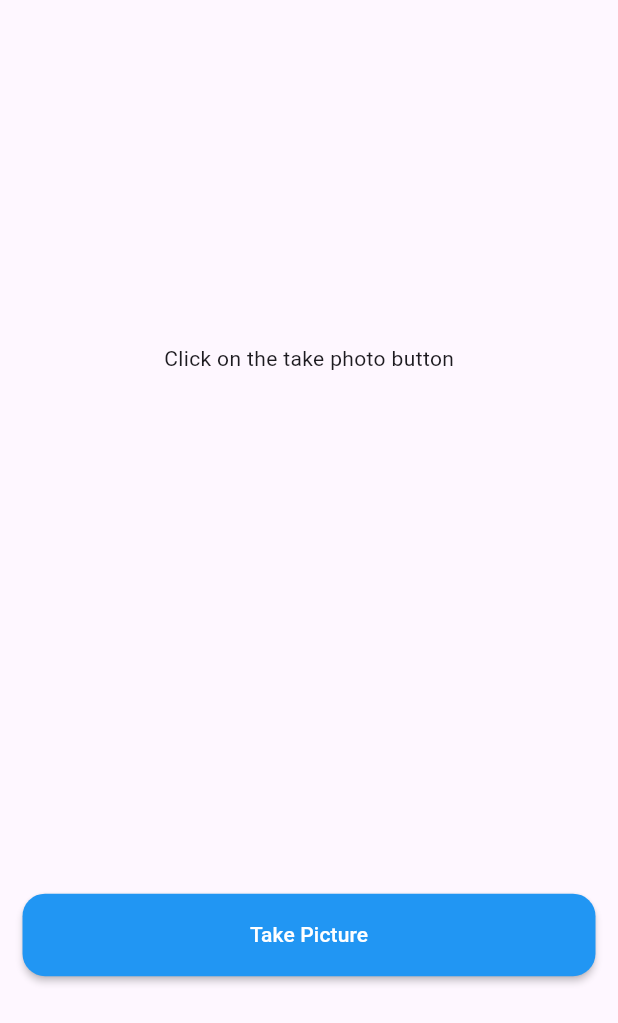
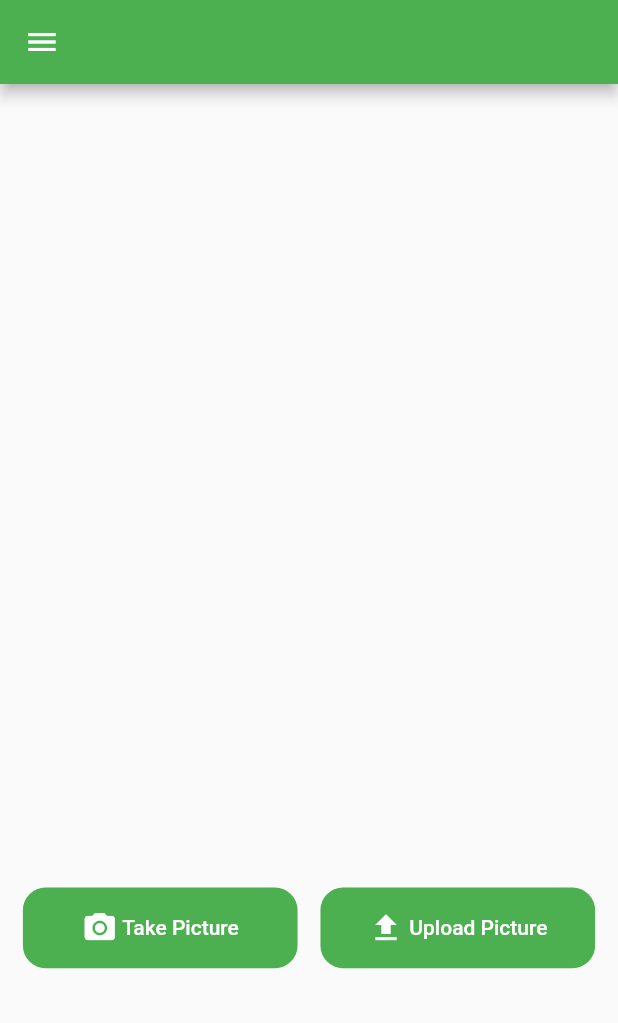
Before and after one commit to abhinavsingh9240/LeafDiseaseDetection, a Flutter app: the screen it shows after launch, on a phone screen of 412 x 824 dp. Shown: the top 1023 px of the screen. Run offline on Flutter 3.47's test engine with Material 2 defaults, Android fonts, the light colour scheme and no system bars; our stand-ins replace bloc, camera, flutter_bloc, flutter_screenutil, image_cropper.

Commit message:
Changes in UI

```diff
--- a/App/leafcare/lib/main.dart
+++ b/App/leafcare/lib/main.dart
@@ -1,13 +1,13 @@
 import 'package:flutter/material.dart';
 import 'package:flutter_bloc/flutter_bloc.dart';
-import 'package:leafcare/src/presentation/pages/camera/bloc/camera_bloc.dart';
-import 'package:leafcare/src/presentation/pages/camera/camera.dart';
-import 'package:leafcare/src/presentation/pages/home/bloc/home_bloc.dart';
-import 'package:leafcare/src/presentation/pages/home/home.dart';
-
+import 'package:flutter_screenutil/flutter_screenutil.dart';
+import 'package:leafcare/src/config/global.dart';
+import 'package:leafcare/src/config/router.dart';
+import 'package:leafcare/src/config/themes.dart';
+import 'package:leafcare/src/utils/constants.dart';
 
 void main() {
-  WidgetsFlutterBinding.ensureInitialized();
+  Global.init();
   runApp(const MyApp());
 }
 
@@ -15,27 +15,16 @@ class MyApp extends StatelessWidget {
   const MyApp({super.key});
   @override
   Widget build(BuildContext context) {
-    return MultiBlocProvider(
-      providers: [
-        BlocProvider(
-          create: (context) => HomeBloc(),
+    return ScreenUtilInit(
+      child: MultiBlocProvider(
+        providers: [...AppRouter.allBlocProviders()],
+        child: MaterialApp(
+          title: 'LeafCare',
+          theme: AppThemes.light,
+          debugShowCheckedModeBanner: false,
+          initialRoute: AppRouteStrings.home,
+          onGenerateRoute: AppRouter.onGenerateRoute,
         ),
-        BlocProvider(
-          create: (context) => CameraBloc(),
-        ),
-      ],
-      child: MaterialApp(
-        title: 'LeafCare',
-        theme: ThemeData(
-          colorScheme: ColorScheme.fromSeed(seedColor: Colors.deepPurple),
-          useMaterial3: true,
-        ),
-        debugShowCheckedModeBanner: false,
-        initialRoute: '/',
-        routes: {
-          '/': (context) => HomePage(),
-          '/camera': (context) => CameraPage(),
-        },
       ),
     );
   }
--- /dev/null
+++ b/App/leafcare/lib/src/config/global.dart
@@ -0,0 +1,7 @@
+import 'package:flutter/material.dart';
+
+class Global {
+  static init() {
+    WidgetsFlutterBinding.ensureInitialized();
+  }
+}
--- /dev/null
+++ b/App/leafcare/lib/src/config/router.dart
@@ -0,0 +1,66 @@
+// ignore_for_file: public_member_api_docs, sort_constructors_first
+import 'package:flutter/material.dart';
+import 'package:flutter_bloc/flutter_bloc.dart';
+import 'package:leafcare/src/presentation/views/camera/bloc/camera_bloc.dart';
+import 'package:leafcare/src/presentation/views/camera/camera.dart';
+import 'package:leafcare/src/presentation/views/home/bloc/home_bloc.dart';
+import 'package:leafcare/src/presentation/views/home/home.dart';
+import 'package:leafcare/src/utils/constants.dart';
+
+class AppRouter {
+  static List<AppRoute> routes() => [
+        AppRoute(
+          route: AppRouteStrings.home,
+          view: const HomePage(),
+          bloc: BlocProvider(
+            create: (context) => HomeBloc(),
+          ),
+        ),
+        AppRoute(
+          route: AppRouteStrings.camera,
+          view: const CameraPage(),
+          bloc: BlocProvider(
+            create: (context) => CameraBloc(),
+          ),
+        ),
+      ];
+
+  static MaterialPageRoute onGenerateRoute(RouteSettings settings) {
+    if (settings.name != null) {
+      var results = routes().where((element) => element.route == settings.name);
+      if (results.isNotEmpty) {
+        return MaterialPageRoute(builder: (context) => results.first.view);
+      }
+      return MaterialPageRoute(builder: (context) => const BadRoute());
+    }
+    return MaterialPageRoute(builder: (context) => const BadRoute());
+  }
+
+  static allBlocProviders() {
+    List blocProviders = [];
+    for (var i in routes()) {
+      blocProviders.add(i.bloc);
+    }
+    return blocProviders;
+  }
+}
+
+class BadRoute extends StatelessWidget {
+  const BadRoute({super.key});
+
+  @override
+  Widget build(BuildContext context) {
+    return const Scaffold();
+  }
+}
+
+class AppRoute {
+  String route;
+  Widget view;
+  dynamic bloc;
+  AppRoute({
+    required this.route,
+    required this.view,
+    required this.bloc,
+  });
+}
--- /dev/null
+++ b/App/leafcare/lib/src/config/themes.dart
@@ -0,0 +1,11 @@
+import 'package:flutter/material.dart';
+
+class AppThemes {
+  static ThemeData light = ThemeData(
+    iconTheme: IconThemeData(
+      color: Colors.white,
+
+    ),
+    textTheme: TextTheme(),
+  );
+}
--- a/App/leafcare/lib/src/presentation/pages/home/home.dart
+++ /dev/null
@@ -1,45 +0,0 @@
-import 'dart:io';
-
-import 'package:flutter/material.dart';
-import 'package:flutter_bloc/flutter_bloc.dart';
-import 'package:leafcare/src/presentation/pages/home/bloc/home_bloc.dart';
-import 'package:leafcare/src/presentation/widgets.dart';
-
-class HomePage extends StatefulWidget {
-  const HomePage({super.key});
-  @override
-  State<HomePage> createState() => _HomePageState();
-}
-
-class _HomePageState extends State<HomePage> {
-  @override
-  Widget build(BuildContext context) {
-    return Scaffold(
-      appBar: AppBar(),
-      body: BlocBuilder<HomeBloc, HomeState>(
-        builder: (context, state) {
-          List<File> images = state.images;
-          // print(images.first.path);
-          return Column(
-            mainAxisAlignment: MainAxisAlignment.spaceAround,
-            mainAxisSize: MainAxisSize.max,
-            children: [
-              (images.isNotEmpty)
-                  ? Container(
-                      height: 200,
-                      width: 200,
-                      child: Image.file(images.last),
-                    )
-                  : Container(
-                      child: const Text('Click on the take photo button'),
-                    ),
-              Center(
-                child: getImage(context),
-              ),
-            ],
-          );
-        },
-      ),
-    );
-  }
-}
--- a/App/leafcare/lib/src/presentation/pages/camera/camera.dart
+++ b/App/leafcare/lib/src/presentation/views/camera/camera.dart
@@ -2,8 +2,8 @@
 import 'package:camera/camera.dart';
 import 'package:flutter/material.dart';
 import 'package:flutter_bloc/flutter_bloc.dart';
-import 'package:leafcare/src/presentation/pages/camera/bloc/camera_bloc.dart';
-import 'package:leafcare/src/presentation/pages/home/bloc/home_bloc.dart';
+import 'package:leafcare/src/presentation/views/camera/bloc/camera_bloc.dart';
+import 'package:leafcare/src/presentation/views/home/bloc/home_bloc.dart';
 
 
 class CameraPage extends StatefulWidget {
--- a/App/leafcare/lib/src/presentation/pages/home/bloc/home_bloc.dart
+++ b/App/leafcare/lib/src/presentation/views/home/bloc/home_bloc.dart
@@ -9,14 +9,10 @@ part 'home_event.dart';
 part 'home_state.dart';
 
 class HomeBloc extends Bloc<HomeEvent, HomeState> {
-  HomeBloc() : super(HomeState(images: [])) {
+  HomeBloc() : super(HomeState()) {
     on<GetImageEvent>((event, emit) async {
-
-      List<File> images = state.images;
-      // resizeImage(xf);
-      // File f = File(await cropImage(xf));
-      images.add(event.image);
-      emit(state.copyWith(images: images));
+      emit(ImagePickState());
+      emit(ImagePickedState(images: []));
     });
   }
 
--- a/App/leafcare/lib/src/presentation/pages/home/bloc/home_state.dart
+++ b/App/leafcare/lib/src/presentation/views/home/bloc/home_state.dart
@@ -2,13 +2,21 @@
 part of 'home_bloc.dart';
 
 class HomeState {
+  HomeState();
+}
+
+class ImagePickState extends HomeState {}
+
+class ImagePickedState extends HomeState {
   List<File> images;
-  HomeState({
+  ImagePickedState({
     required this.images,
   });
 
-  HomeState copyWith({List<File>? images}) {
-    return HomeState(
+  ImagePickedState copyWith({
+    List<File>? images,
+  }) {
+    return ImagePickedState(
       images: images ?? this.images,
     );
   }
--- /dev/null
+++ b/App/leafcare/lib/src/presentation/views/home/home.dart
@@ -0,0 +1,79 @@
+import 'dart:io';
+
+import 'package:flutter/material.dart';
+import 'package:flutter_bloc/flutter_bloc.dart';
+import 'package:flutter_screenutil/flutter_screenutil.dart';
+import 'package:leafcare/src/presentation/views/home/bloc/home_bloc.dart';
+import 'package:leafcare/src/presentation/widgets/home_widgets.dart';
+import 'package:leafcare/src/utils/constants.dart';
+
+class HomePage extends StatefulWidget {
+  const HomePage({super.key});
+  @override
+  State<HomePage> createState() => _HomePageState();
+}
+
+class _HomePageState extends State<HomePage> {
+  @override
+  Widget build(BuildContext context) {
+    return Scaffold(
+      appBar: AppBar(
+        backgroundColor: Colors.green,
+      ),
+      drawer: Drawer(
+        child: Column(
+          children: [
+            Container(
+              height: 180.h,
+              color: Colors.green,
+            ),
+            drawerButton('Account', Icons.person),
+            drawerButton('Settings', Icons.settings),
+            drawerButton('Feedback', Icons.feedback),
+          ],
+        ),
+      ),
+      body: BlocConsumer<HomeBloc, HomeState>(
+        listener: (context, state) {},
+        builder: (context, state) {
+          List<File> images = [];
+          return Container(
+            width: 375.w,
+            // color: Colors.amber,
+            child: Column(
+              mainAxisAlignment: MainAxisAlignment.spaceAround,
+              mainAxisSize: MainAxisSize.max,
+              crossAxisAlignment: CrossAxisAlignment.center,
+              children: [
+                (images.isNotEmpty)
+                    ? Container(
+                        height: 200,
+                        width: 200,
+                        child: Image.file(images.last),
+                      )
+                    : Container(),
+                Row(
+                  mainAxisAlignment: MainAxisAlignment.spaceEvenly,
+                  children: [
+                    getImage(
+                      () {
+                        Navigator.pushNamed(context, AppRouteStrings.camera);
+                      },
+                      ' Take Picture',
+                      Icons.camera_alt,
+                    ),
+                    getImage(
+                      () {},
+                      ' Upload Picture',
+                      Icons.upload,
+                    )
+                  ],
+                ),
+              ],
+            ),
+          );
+        },
+      ),
+    );
+  }
+}
--- a/App/leafcare/lib/src/presentation/widgets.dart
+++ /dev/null
@@ -1,27 +0,0 @@
-// Home.dart
-
-import 'package:flutter/material.dart';
-// import 'package:flutter_bloc/flutter_bloc.dart';
-// import 'package:leafdiseasedetectionapp/src/presentation/pages/camera/camera.dart';
-// import 'package:leafdiseasedetectionapp/src/presentation/pages/home/bloc/home_bloc.dart';
-
-Widget getImage(BuildContext context) {
-  return Container(
-    margin: const EdgeInsets.symmetric(horizontal: 15),
-    child: MaterialButton(
-      onPressed: () {
-        Navigator.pushNamed(context, '/camera');
-      },
-      color: Colors.blue,
-      height: 55,
-      shape: RoundedRectangleBorder(
-        borderRadius: BorderRadius.circular(15),
-      ),
-      minWidth: double.maxFinite,
-      child: const Text(
-        'Take Picture',
-        style: TextStyle(color: Colors.white),
-      ),
-    ),
-  );
-}
--- /dev/null
+++ b/App/leafcare/lib/src/presentation/widgets/home_widgets.dart
@@ -0,0 +1,75 @@
+import 'package:flutter/material.dart';
+import 'package:flutter_screenutil/flutter_screenutil.dart';
+
+Widget getImage(
+  void Function() onTap,
+  String text,
+  IconData icon,
+) {
+  return GestureDetector(
+    onTap: onTap,
+    child: Container(
+      width: 160.w,
+      height: 45.h,
+      decoration: const BoxDecoration(
+        // gradient: LinearGradient(
+        //   begin: Alignment.topLeft,
+        //   end: Alignment.bottomRight,
+        //   colors: [
+        //     Colors.lightGreen,
+        //     Colors.lightGreen,
+        //     Colors.green,
+        //   ],
+        // ),
+        color: Colors.green,
+        borderRadius: BorderRadius.all(
+          Radius.circular(15),
+        ),
+      ),
+      child: Row(
+        mainAxisAlignment: MainAxisAlignment.center,
+        children: [
+          Icon(icon),
+          Text(
+            text,
+            style: const TextStyle(
+              color: Colors.white,
+              fontWeight: FontWeight.w500,
+            ),
+          ),
+        ],
+      ),
+    ),
+  );
+}
+
+// Drawer Buttons
+
+Widget drawerButton(String text, IconData icon) {
+  return GestureDetector(
+    onTap: () {},
+    child: Container(
+      height: 50.h,
+      margin: const EdgeInsets.symmetric(horizontal: 20),
+      child: Row(
+        mainAxisAlignment: MainAxisAlignment.start,
+        children: [
+          Icon(
+            icon,
+            color: Colors.black,
+          ),
+          const SizedBox(
+            width: 10,
+          ),
+          Text(
+            text,
+            style: const TextStyle(
+              fontWeight: FontWeight.w500,
+              fontSize: 16,
+            ),
+          ),
+        ],
+      ),
+    ),
+  );
+}
--- /dev/null
+++ b/App/leafcare/lib/src/utils/constants.dart
@@ -0,0 +1,7 @@
+class AppRouteStrings
+{
+  static String home = '/';
+  static String camera = '/camera';
+
+
+}
--- a/App/leafcare/pubspec.yaml
+++ b/App/leafcare/pubspec.yaml
@@ -40,6 +40,7 @@ dependencies:
   camera:
   image_cropper:
   image:
+  flutter_screenutil:
 
 dev_dependencies:
   flutter_test:
```
Also changed, not shown: App/leafcare/lib/src/presentation/views/camera/bloc/camera_bloc.dart (renamed from App/leafcare/lib/src/presentation/pages/camera/bloc/camera_bloc.dart), App/leafcare/lib/src/presentation/views/camera/bloc/camera_event.dart (renamed from App/leafcare/lib/src/presentation/pages/camera/bloc/camera_event.dart), App/leafcare/lib/src/presentation/views/camera/bloc/camera_state.dart (renamed from App/leafcare/lib/src/presentation/pages/camera/bloc/camera_state.dart), App/leafcare/lib/src/presentation/views/home/bloc/home_event.dart (renamed from App/leafcare/lib/src/presentation/pages/home/bloc/home_event.dart), App/leafcare/pubspec.lock, 2 other files.
